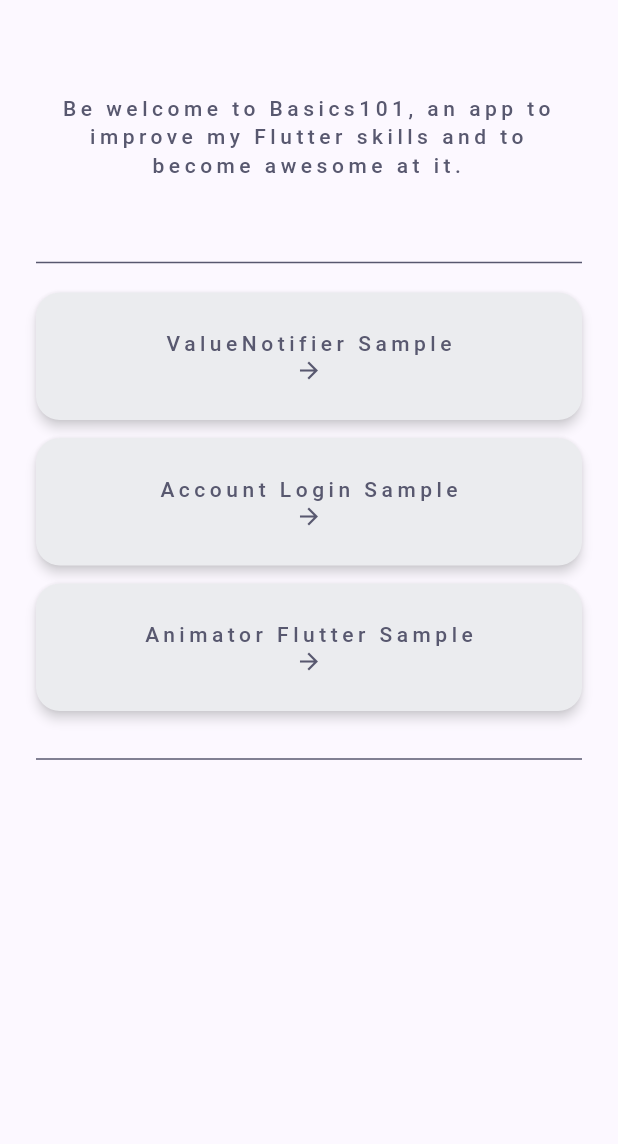
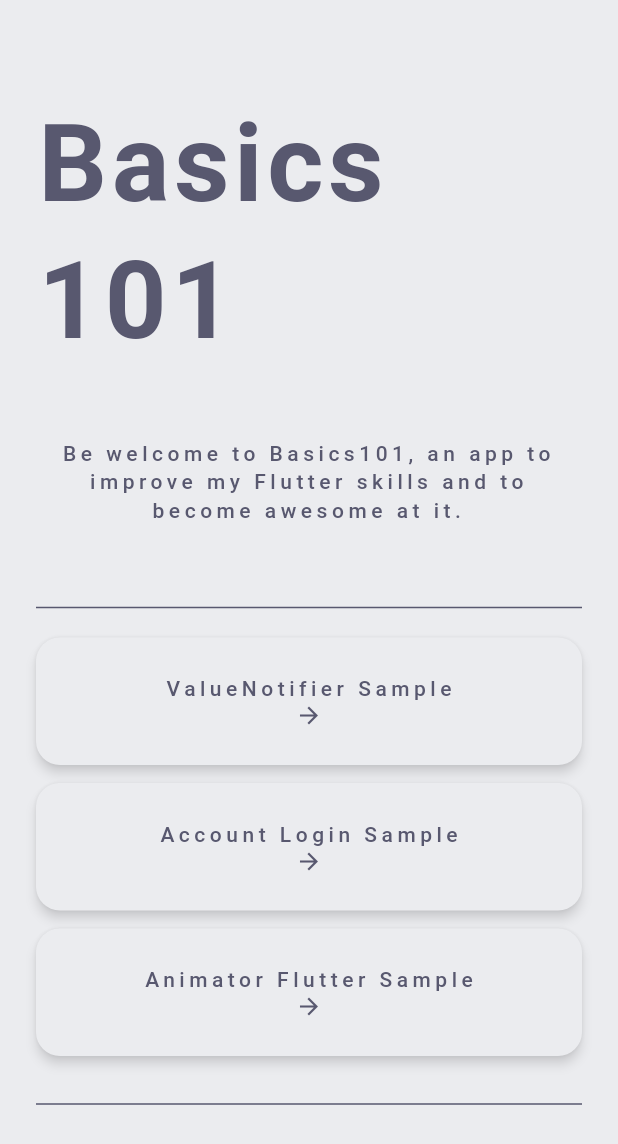
Before and after one commit to devherik/FlutterBasics101, a Flutter app: the screen it shows after launch, on a phone screen of 412 x 824 dp. Shown: the top 1144 px of the screen. Run offline on Flutter 3.47's test engine with Material 3 defaults, Android fonts, the phone set to English and light mode, and no system bars; our stand-ins replace go_router.

Commit message:
view: smal changes

```diff
--- a/lib/config/app_globals.dart
+++ b/lib/config/app_globals.dart
@@ -1,6 +1,4 @@
 library globals;
-
-import 'dart:ui';
 
 import 'package:flutter/material.dart';
 
--- a/lib/config/app_theme.dart
+++ b/lib/config/app_theme.dart
@@ -6,11 +6,12 @@ abstract class AppTheme {
   static ThemeData get day {
     return ThemeData(
       useMaterial3: true,
+      scaffoldBackgroundColor: global.brightGrey,
       colorScheme: ColorScheme.fromSeed(
           primary: global.sombreGrey,
           secondary: global.majesticMist,
           seedColor: global.sombreGrey,
-          background: global.brightGrey,
+          surface: global.brightGrey,
           error: global.red),
       appBarTheme: const AppBarTheme(
         backgroundColor: Colors.transparent,
@@ -23,6 +24,12 @@ abstract class AppTheme {
       ),
       iconTheme: const IconThemeData(color: global.sombreGrey),
       textTheme: const TextTheme(
+        titleLarge: TextStyle(
+            fontSize: 72,
+            fontWeight: FontWeight.bold,
+            color: global.sombreGrey,
+            letterSpacing: 3,
+            leadingDistribution: TextLeadingDistribution.proportional),
         displayLarge: TextStyle(
             fontSize: 72,
             fontWeight: FontWeight.bold,
@@ -64,28 +71,27 @@ abstract class AppTheme {
       ),
       elevatedButtonTheme: ElevatedButtonThemeData(
         style: ButtonStyle(
-          backgroundColor: MaterialStateProperty.resolveWith(
-            (Set<MaterialState> states) {
-              if (states.contains(MaterialState.hovered)) {
+          backgroundColor: WidgetStateProperty.resolveWith(
+            (Set<WidgetState> states) {
+              if (states.contains(WidgetState.hovered)) {
                 return global.naturallyCalm;
               } else {
                 return global.brightGrey;
               }
             },
           ),
-          iconColor: MaterialStateProperty.all<Color>(global.sombreGrey),
+          iconColor: WidgetStateProperty.all<Color>(global.sombreGrey),
           padding:
-              MaterialStateProperty.all<EdgeInsets>(const EdgeInsets.symmetric(
+              WidgetStateProperty.all<EdgeInsets>(const EdgeInsets.symmetric(
             vertical: 24,
             horizontal: 12,
           )),
-          shape: MaterialStateProperty.all<RoundedRectangleBorder>(
+          shape: WidgetStateProperty.all<RoundedRectangleBorder>(
             RoundedRectangleBorder(borderRadius: BorderRadius.circular(16)),
           ),
-          shadowColor: MaterialStateProperty.all<Color>(global.brightGrey),
-          elevation:
-              MaterialStateProperty.resolveWith((Set<MaterialState> states) {
-            if (states.contains(MaterialState.hovered)) {
+          shadowColor: WidgetStateProperty.all<Color>(global.brightGrey),
+          elevation: WidgetStateProperty.resolveWith((Set<WidgetState> states) {
+            if (states.contains(WidgetState.hovered)) {
               return 5.0;
             } else {
               return 3.0;
@@ -99,11 +105,12 @@ abstract class AppTheme {
   static ThemeData get night {
     return ThemeData(
       useMaterial3: true,
+      scaffoldBackgroundColor: global.sombreGrey,
       colorScheme: ColorScheme.fromSeed(
           primary: global.brightGrey,
           secondary: global.naturallyCalm,
           seedColor: global.brightGrey,
-          background: global.sombreGrey,
+          surface: global.sombreGrey,
           error: global.red),
       appBarTheme: const AppBarTheme(
         backgroundColor: Colors.transparent,
@@ -116,6 +123,12 @@ abstract class AppTheme {
       ),
       iconTheme: const IconThemeData(color: global.brightGrey),
       textTheme: const TextTheme(
+        titleLarge: TextStyle(
+            fontSize: 72,
+            fontWeight: FontWeight.bold,
+            color: global.brightGrey,
+            letterSpacing: 3,
+            leadingDistribution: TextLeadingDistribution.proportional),
         displayLarge: TextStyle(
             fontSize: 72,
             fontWeight: FontWeight.bold,
@@ -151,28 +164,27 @@ abstract class AppTheme {
       ),
       elevatedButtonTheme: ElevatedButtonThemeData(
         style: ButtonStyle(
-          backgroundColor: MaterialStateProperty.resolveWith(
-            (Set<MaterialState> states) {
-              if (states.contains(MaterialState.hovered)) {
+          backgroundColor: WidgetStateProperty.resolveWith(
+            (Set<WidgetState> states) {
+              if (states.contains(WidgetState.hovered)) {
                 return global.majesticMist;
               } else {
                 return global.sombreGrey;
               }
             },
           ),
-          iconColor: MaterialStateProperty.all<Color>(global.brightGrey),
+          iconColor: WidgetStateProperty.all<Color>(global.brightGrey),
           padding:
-              MaterialStateProperty.all<EdgeInsets>(const EdgeInsets.symmetric(
+              WidgetStateProperty.all<EdgeInsets>(const EdgeInsets.symmetric(
             vertical: 24,
             horizontal: 12,
           )),
-          shape: MaterialStateProperty.all<RoundedRectangleBorder>(
+          shape: WidgetStateProperty.all<RoundedRectangleBorder>(
             RoundedRectangleBorder(borderRadius: BorderRadius.circular(16)),
           ),
-          shadowColor: MaterialStateProperty.all<Color>(global.sombreGrey),
-          elevation:
-              MaterialStateProperty.resolveWith((Set<MaterialState> states) {
-            if (states.contains(MaterialState.hovered)) {
+          shadowColor: WidgetStateProperty.all<Color>(global.sombreGrey),
+          elevation: WidgetStateProperty.resolveWith((Set<WidgetState> states) {
+            if (states.contains(WidgetState.hovered)) {
               return 5.0;
             } else {
               return 3.0;
--- a/lib/pages/animator_page.dart
+++ b/lib/pages/animator_page.dart
@@ -159,7 +159,7 @@ class AnimatedLogo extends AnimatedWidget {
       : super(listenable: animation);
 
   static final _opacityTween = Tween<double>(begin: 0.1, end: 1);
-  static final _sizeTween = Tween<double>(begin: 0, end: 300);
+  static final _sizeTween = Tween<double>(begin: 150, end: 300);
 
   @override
   Widget build(BuildContext context) {
--- a/lib/pages/home_page.dart
+++ b/lib/pages/home_page.dart
@@ -11,8 +11,18 @@ class HomePage extends StatefulWidget {
   State<HomePage> createState() => _HomePageState();
 }
 
-class _HomePageState extends State<HomePage> {
+class _HomePageState extends State<HomePage>
+    with SingleTickerProviderStateMixin {
   final controller = HomeController();
+  late AnimationController animationController;
+
+  @override
+  void initState() {
+    super.initState();
+    animationController = AnimationController(
+        vsync: this, duration: const Duration(milliseconds: 500));
+    animationController.forward();
+  }
 
   @override
   Widget build(BuildContext context) {
@@ -32,6 +42,11 @@ class _HomePageState extends State<HomePage> {
               crossAxisAlignment: CrossAxisAlignment.center,
               mainAxisAlignment: MainAxisAlignment.center,
               children: [
+                global.largeSpacer,
+                Text(
+                  'Basics 101',
+                  style: Theme.of(context).textTheme.titleLarge,
+                ),
                 global.largeSpacer,
                 Text(
                   'Be welcome to Basics101, an app to improve my Flutter skills and to become awesome at it.',
@@ -80,6 +95,50 @@ class _HomePageState extends State<HomePage> {
         ),
       );
 
+  Widget basicMaterialButtomAnimated(String path, String label) {
+    return GestureDetector(
+      onTap: () => context.push(path),
+      child: AnimatedContainer(
+        duration: const Duration(microseconds: 200),
+        height: 60,
+        width: MediaQuery.of(context).size.width * .9,
+        decoration: BoxDecoration(
+          color: Theme.of(context).colorScheme.tertiary,
+          borderRadius: BorderRadius.circular(12),
+          boxShadow: [
+            BoxShadow(
+              color: Colors.grey.shade500,
+              offset: const Offset(6, 6),
+              blurRadius: 15,
+              spreadRadius: 0.5,
+            ),
+            const BoxShadow(
+              color: Colors.white,
+              offset: Offset(-6, -6),
+              blurRadius: 15,
+              spreadRadius: 0.5,
+            )
+          ],
+        ),
+        child: Center(
+          child: Wrap(
+            children: [
+              Center(
+                child: Text(
+                  label,
+                  style: Theme.of(context).textTheme.labelMedium,
+                ),
+              ),
+              const Center(
+                child: Icon(Icons.arrow_forward),
+              )
+            ],
+          ),
+        ),
+      ),
+    );
+  }
+
   Widget homeDrawer() => Drawer(
         backgroundColor: global.sombreGrey,
         child: Container(
@@ -112,4 +171,10 @@ class _HomePageState extends State<HomePage> {
           ),
         ),
       );
+
+  @override
+  void dispose() {
+    animationController.dispose();
+    super.dispose();
+  }
 }
```
Also changed, not shown: lib/pages/auth/auth_page.dart (+4 -4 lines), lib/pages/auth/newaccount_page.dart (+10 -10 lines), lib/pages/auth/recovery_page.dart (+6 -6 lines).
